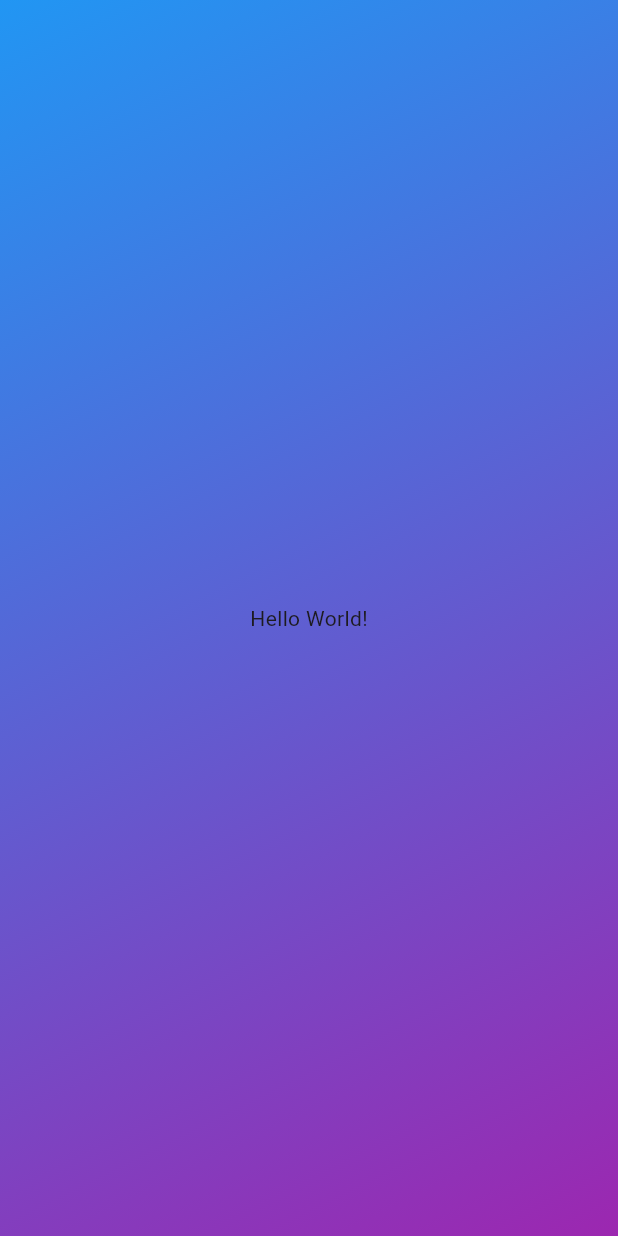
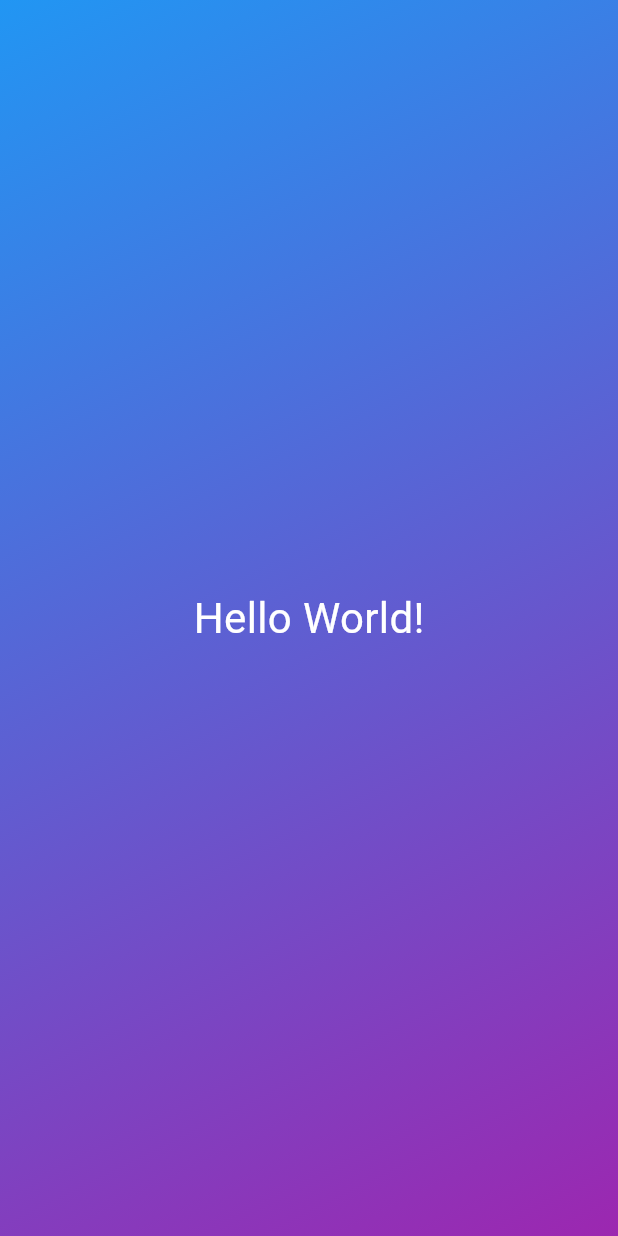
Before and after one commit to m0rb1u5/roll-dice-app, a Flutter app: the screen it shows after launch, on a phone screen of 412 x 824 dp. Run offline on Flutter 3.47's test engine with Material 3 defaults, Android fonts, the phone set to English and light mode, and no system bars.

Commit message:
32. Practice Styling Text

```diff
--- a/lib/main.dart
+++ b/lib/main.dart
@@ -21,7 +21,13 @@
             ),
           ),
           child: const Center(
-            child: Text('Hello World!'),
+            child: Text(
+              'Hello World!',
+              style: TextStyle(
+                color: Colors.white,
+                fontSize: 28
+              ),
+              ),
           ),
         ),
       ),
```
